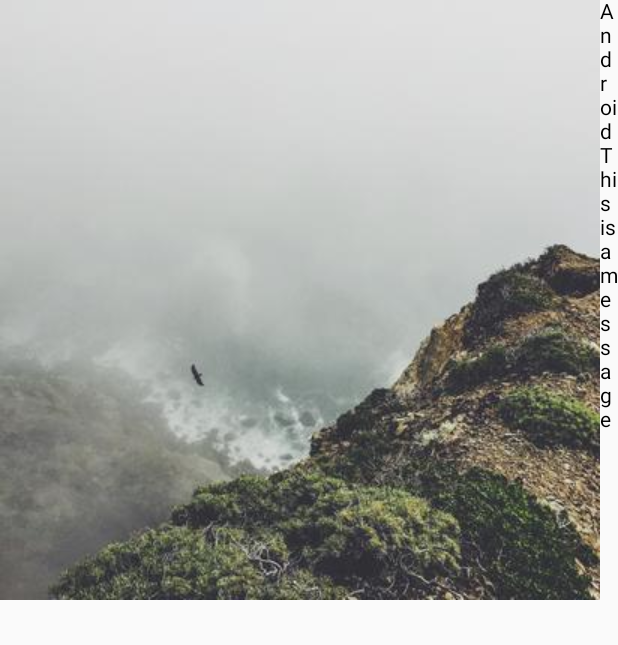
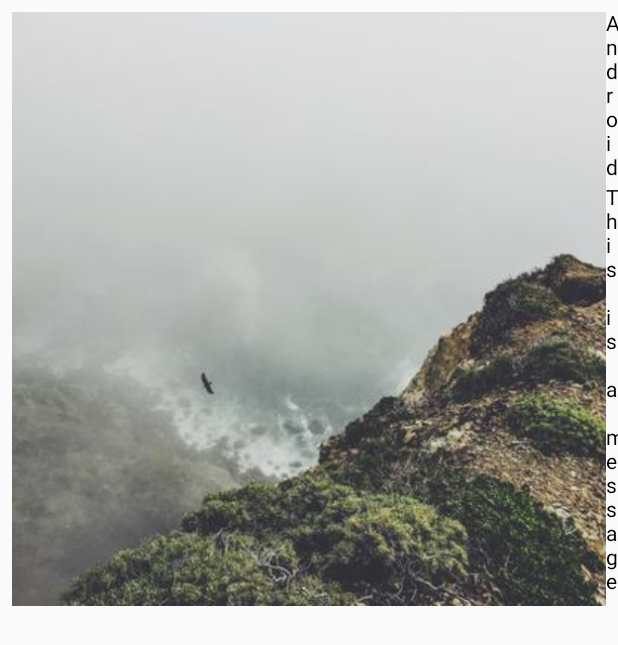
Before and after one commit to Fatimazza/JetpackCompose, an Android app built with Jetpack Compose: the screen it shows after launch (MainActivity), on a phone screen of 412 x 824 dp. Shown: the top 645 px of the screen. Run offline under Robolectric (Android 15) with nearby library versions, the phone set to English and light mode, and no system bars.

Commit message:
Layout - Using Modifier to configure Composable layout and appearance

```diff
--- a/app/src/main/java/io/github/fatimazza/jetpackcompose/MainActivity.kt
+++ b/app/src/main/java/io/github/fatimazza/jetpackcompose/MainActivity.kt
@@ -4,12 +4,13 @@ import android.os.Bundle
 import androidx.activity.ComponentActivity
 import androidx.activity.compose.setContent
 import androidx.compose.foundation.Image
-import androidx.compose.foundation.layout.Column
-import androidx.compose.foundation.layout.Row
+import androidx.compose.foundation.layout.*
 import androidx.compose.material.Text
 import androidx.compose.runtime.Composable
+import androidx.compose.ui.Modifier
 import androidx.compose.ui.res.painterResource
 import androidx.compose.ui.tooling.preview.Preview
+import androidx.compose.ui.unit.dp
 
 class MainActivity : ComponentActivity() {
     override fun onCreate(savedInstanceState: Bundle?) {
@@ -26,13 +27,20 @@ data class Message(val author: String, val body: String)
 
 @Composable
 fun GreetingCard(msg: Message) {
-    Row {
+    // Add padding around our message
+    Row(modifier = Modifier.padding(all = 8.dp)) {
         Image(
-            painterResource(R.drawable.sample_image),
+            painterResource(R.drawable.profile_picture),
             "Contact profile picture",
         )
+
+        // Add a horizontal space between the image and the column
+        Spacer(modifier = Modifier.width(8.dp))
+
         Column {
             Text(text = msg.author)
+            // Add a vertical space between the author and message texts
+            Spacer(modifier = Modifier.height(4.dp))
             Text(text = msg.body)
         }
     }
```
Also changed, not shown: app/src/main/res/drawable/profile_picture.jpeg (renamed from app/src/main/res/drawable/sample_image.jpeg).
